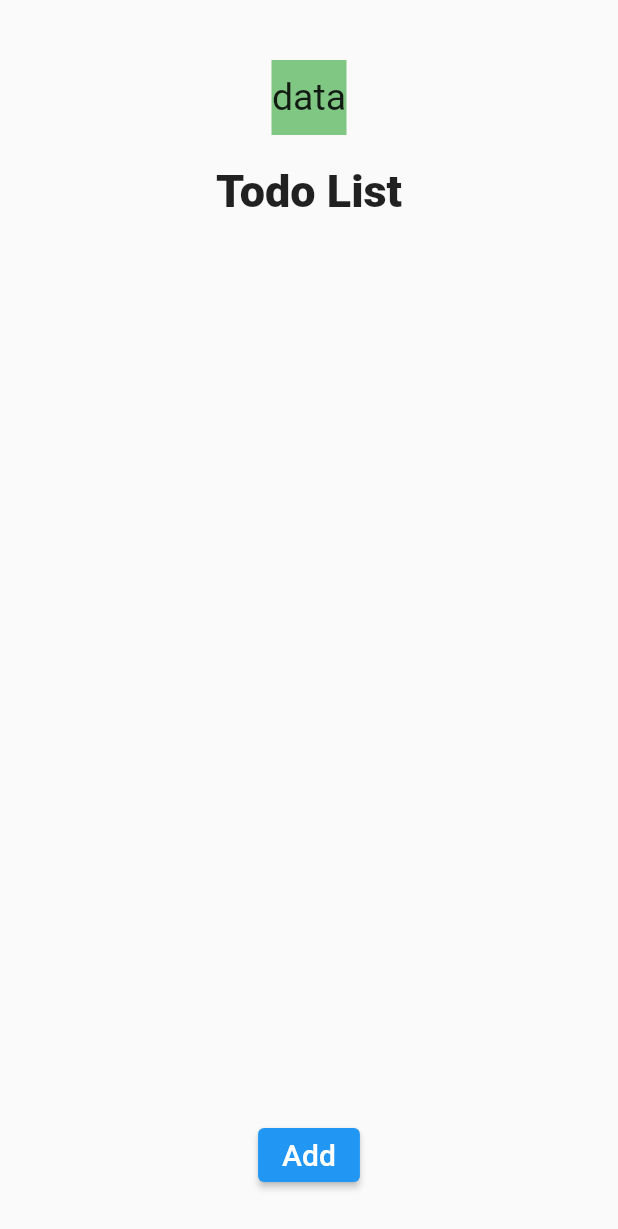
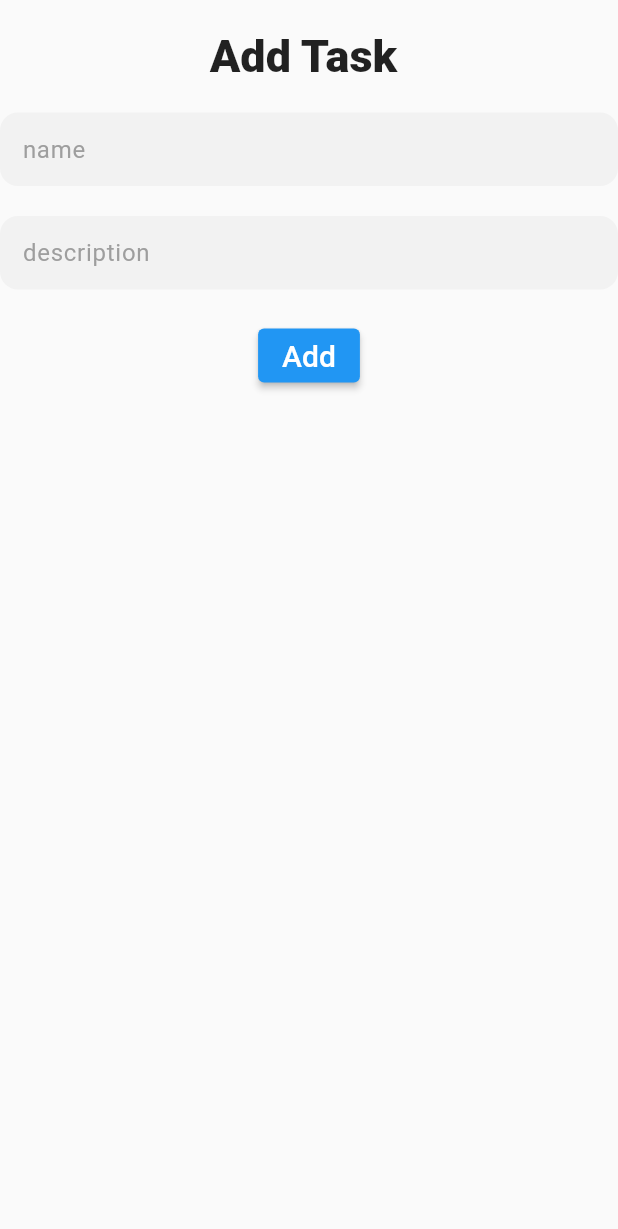
Before and after one commit to aboo/todo, a Flutter app: the screen it shows after launch, after a tap on "Add", on a phone screen of 412 x 824 dp. Shown: the top 1229 px of the screen. Run offline on Flutter 3.47's test engine with Material 2 defaults, Android fonts, the phone set to English and light mode, and no system bars; our stand-ins replace get, get_it, hive, hive_flutter, stacked; accounts and stored records are empty; generated files the repository leaves out were written again; Roboto replaces fonts that are missing (Montserrat).

Commit message:
add page

```diff
--- a/lib/models/task.dart
+++ b/lib/models/task.dart
@@ -12,8 +12,8 @@ class Task extends HiveObject {
   bool isDone = false;
   @HiveField(3)
   Task({
-    required this.description,
-    required this.isDone,
-    required this.name,
+    @required this.description,
+    @required this.isDone,
+    @required this.name,
   });
 }
--- a/lib/service_locator.dart
+++ b/lib/service_locator.dart
@@ -1,8 +1,10 @@
 import 'package:get_it/get_it.dart';
 import 'package:todo_app_challenge/hive_services.dart';
+import 'package:todo_app_challenge/viewmodels/add_page_viewmodel.dart';
 import 'package:todo_app_challenge/viewmodels/main_page_viewmodel.dart';
 
 GetIt getIt = GetIt.instance;
 setUpGetIt() {
   getIt.registerFactory(() => MainPageViewModel(hiveServices: HiveServices()));
+  getIt.registerFactory(() => AddTaskViewModel(hiveServices: HiveServices()));
 }
--- /dev/null
+++ b/lib/viewmodels/add_page_viewmodel.dart
@@ -0,0 +1,41 @@
+import 'package:flutter/cupertino.dart';
+import 'package:stacked/stacked.dart';
+import 'package:todo_app_challenge/models/task.dart';
+
+import '../hive_services.dart';
+
+class AddTaskViewModel extends BaseViewModel {
+  String _description = "";
+  String _name = "";
+  bool _isDone = false;
+
+  HiveServices hiveServices;
+  AddTaskViewModel({@required this.hiveServices});
+
+  addTask() async {
+    Task task = Task(
+      description: description,
+      isDone: false,
+      name: name,
+    );
+    await hiveServices.addTasks(task);
+  }
+
+  String get description => _description;
+  setdescription(String description) {
+    _description = description;
+    notifyListeners();
+  }
+
+  String get name => _name;
+  setname(String name) {
+    _name = name;
+    notifyListeners();
+  }
+
+  bool get isDone => _isDone;
+  setisDonel(bool isDone) {
+    _isDone = isDone;
+    notifyListeners();
+  }
+}
--- a/lib/viewmodels/main_page_viewmodel.dart
+++ b/lib/viewmodels/main_page_viewmodel.dart
@@ -1,3 +1,4 @@
+import 'package:flutter/cupertino.dart';
 import 'package:stacked/stacked.dart';
 import 'package:todo_app_challenge/hive_services.dart';
 import 'package:todo_app_challenge/models/task.dart';
@@ -5,7 +6,7 @@ import 'package:todo_app_challenge/models/task.dart';
 class MainPageViewModel extends BaseViewModel {
   List tasks = [];
   HiveServices hiveServices;
-  MainPageViewModel({required this.hiveServices});
+  MainPageViewModel({@required this.hiveServices});
 
   getTasks() {
     setBusy(true);
--- /dev/null
+++ b/lib/views/add_task_page.dart
@@ -0,0 +1,121 @@
+import 'package:flutter/material.dart';
+import 'package:get/get.dart';
+import 'package:stacked/stacked.dart';
+import 'package:todo_app_challenge/viewmodels/add_page_viewmodel.dart';
+
+import 'package:todo_app_challenge/views/main_page.dart';
+
+import '../service_locator.dart';
+
+class AddTask extends StatelessWidget {
+  @override
+  Widget build(BuildContext context) {
+    return ViewModelBuilder<AddTaskViewModel>.reactive(
+      viewModelBuilder: () => getIt<AddTaskViewModel>(),
+      builder: (context, model, child) => SafeArea(
+        child: Scaffold(
+          body: Center(
+            child: Column(
+              // ignore: prefer_const_literals_to_create_immutables
+              children: [
+                const SizedBox(
+                  height: 20,
+                ),
+                const Text(
+                  "Add Task ",
+                  style: TextStyle(fontSize: 30, fontWeight: FontWeight.w800),
+                ),
+                const SizedBox(
+                  height: 20,
+                ),
+                TextFormField(
+                  decoration: const InputDecoration(
+                    filled: true,
+                    fillColor: Color(0xffF2F2F2),
+                    contentPadding: EdgeInsets.symmetric(
+                      vertical: 15.0,
+                      horizontal: 15.0,
+                    ),
+                    border: UnderlineInputBorder(
+                      borderSide: BorderSide.none,
+                      borderRadius: BorderRadius.all(
+                        Radius.circular(12),
+                      ),
+                    ),
+                    enabledBorder: OutlineInputBorder(
+                      borderSide: BorderSide.none,
+                      borderRadius: BorderRadius.all(
+                        Radius.circular(12),
+                      ),
+                    ),
+                    hintText: "name",
+                    hintStyle: TextStyle(
+                        letterSpacing: 0.5,
+                        fontWeight: FontWeight.w400,
+                        fontFamily: 'Montserrat',
+                        fontSize: 16,
+                        color: Colors.grey),
+                  ),
+                  onChanged: (value) {
+                    model.setname(value);
+                  },
+                ),
+                const SizedBox(
+                  height: 20,
+                ),
+                TextFormField(
+                  decoration: const InputDecoration(
+                    filled: true,
+                    fillColor: Color(0xffF2F2F2),
+                    contentPadding: EdgeInsets.symmetric(
+                      vertical: 15.0,
+                      horizontal: 15.0,
+                    ),
+                    border: UnderlineInputBorder(
+                      borderSide: BorderSide.none,
+                      borderRadius: BorderRadius.all(
+                        Radius.circular(12),
+                      ),
+                    ),
+                    enabledBorder: OutlineInputBorder(
+                      borderSide: BorderSide.none,
+                      borderRadius: BorderRadius.all(
+                        Radius.circular(12),
+                      ),
+                    ),
+                    hintText: "description",
+                    hintStyle: TextStyle(
+                      letterSpacing: 0.5,
+                      fontWeight: FontWeight.w400,
+                      fontFamily: 'Montserrat',
+                      fontSize: 16,
+                      color: Colors.grey,
+                    ),
+                  ),
+                  onChanged: (value) {
+                    model.setdescription(value);
+                  },
+                ),
+                const SizedBox(
+                  height: 20,
+                ),
+                ElevatedButton(
+                  onPressed: () async {
+                    await model.addTask();
+                    Get.off(MainPage());
+                  },
+                  child: const Text(
+                    "Add",
+                    style: TextStyle(
+                      fontSize: 20,
+                    ),
+                  ),
+                ),
+              ],
+            ),
+          ),
+        ),
+      ),
+    );
+  }
+}
--- a/lib/views/main_page.dart
+++ b/lib/views/main_page.dart
@@ -5,6 +5,7 @@ import 'package:stacked/stacked.dart';
 import 'package:todo_app_challenge/models/task.dart';
 import 'package:todo_app_challenge/viewmodels/main_page_viewmodel.dart';
 import 'package:todo_app_challenge/viewmodels/main_page_viewmodel.dart';
+import 'package:todo_app_challenge/views/add_task_page.dart';
 
 import '../service_locator.dart';
 
@@ -13,6 +14,7 @@ class MainPage extends StatelessWidget {
   Widget build(BuildContext context) {
     return ViewModelBuilder<MainPageViewModel>.reactive(
       viewModelBuilder: () => getIt<MainPageViewModel>(),
+      onModelReady: (model) => model.getTasks(),
       builder: (context, model, child) => SafeArea(
         child: Scaffold(
           body: Center(
@@ -27,7 +29,7 @@ class MainPage extends StatelessWidget {
                   color: Colors.green.shade300,
                   child: Center(
                     child: Text(
-                      'data',
+                      '${model.tasks.length}',
                       style: TextStyle(
                         fontSize: 25,
                       ),
@@ -57,13 +59,15 @@ class MainPage extends StatelessWidget {
                 Padding(
                   padding: const EdgeInsets.symmetric(vertical: 30),
                   child: ElevatedButton(
-                    onPressed: () {},
                     child: const Text(
                       "Add",
                       style: TextStyle(
                         fontSize: 20,
                       ),
                     ),
+                    onPressed: () {
+                      Get.to(AddTask());
+                    },
                   ),
                 ),
               ],
@@ -77,7 +81,7 @@ class MainPage extends StatelessWidget {
 
 class TaskCard extends ViewModelWidget<MainPageViewModel> {
   Task task;
-  TaskCard({required this.task});
+  TaskCard({@required this.task});
 
   @override
   Widget build(BuildContext context, MainPageViewModel model) {
--- a/pubspec.yaml
+++ b/pubspec.yaml
@@ -18,7 +18,7 @@ publish_to: 'none' # Remove this line if you wish to publish to pub.dev
 version: 1.0.0+1
 
 environment:
-  sdk: ">=2.12.0 <3.0.0"
+  sdk: ">=2.7.0 <3.0.0"
 
 # Dependencies specify other packages that your package needs in order to work.
 # To automatically upgrade your package dependencies to the latest versions
```
